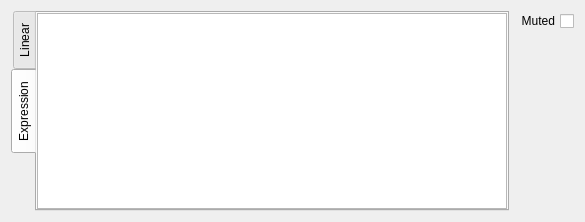
malloch/mapperGUI-qt, file mapprops.ui: the form before one commit.
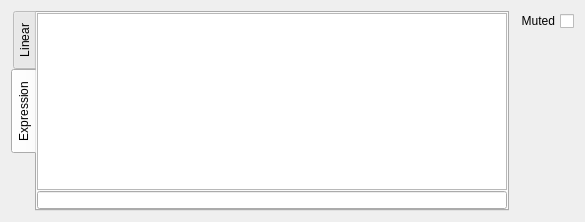
The form after the commit. The open tabs and pages were chosen to show the change. Custom widgets are drawn as their Qt base class.

Commit message: Enabled setting expression for selected maps.

Patch:
```diff
--- a/mapprops.ui
+++ b/mapprops.ui
@@ -68,8 +68,14 @@
        <property name="bottomMargin">
         <number>0</number>
        </property>
+       <property name="verticalSpacing">
+        <number>1</number>
+       </property>
        <item row="0" column="0">
-        <widget class="QPlainTextEdit" name="expression">
+        <widget class="QPlainTextEdit" name="history">
+         <property name="enabled">
+          <bool>true</bool>
+         </property>
          <property name="sizePolicy">
           <sizepolicy hsizetype="Expanding" vsizetype="Expanding">
            <horstretch>1</horstretch>
@@ -77,7 +83,32 @@
           </sizepolicy>
          </property>
          <property name="cursor" stdset="0">
-          <cursorShape>IBeamCursor</cursorShape>
+          <cursorShape>ArrowCursor</cursorShape>
+         </property>
+         <property name="acceptDrops">
+          <bool>false</bool>
+         </property>
+         <property name="styleSheet">
+          <string notr="true">color:#222</string>
+         </property>
+         <property name="undoRedoEnabled">
+          <bool>false</bool>
+         </property>
+         <property name="readOnly">
+          <bool>true</bool>
+         </property>
+         <property name="backgroundVisible">
+          <bool>false</bool>
+         </property>
+        </widget>
+       </item>
+       <item row="1" column="0">
+        <widget class="QLineEdit" name="expression">
+         <property name="styleSheet">
+          <string notr="true">padding-left: 2px;</string>
+         </property>
+         <property name="clearButtonEnabled">
+          <bool>true</bool>
          </property>
         </widget>
        </item>
```
Left out of the diff: 2 changed lines with no effect on the pictures. The commit also changes 6 other files.
